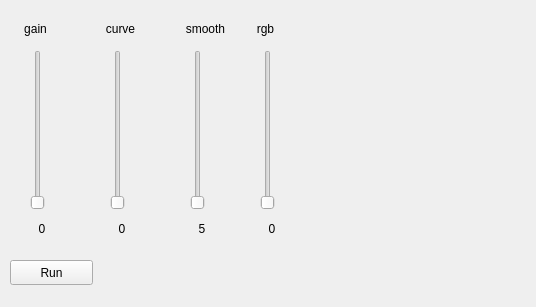
First picture: the form in berlin/ui/main.ui, repository kureta/zak_visuals, before the edit.
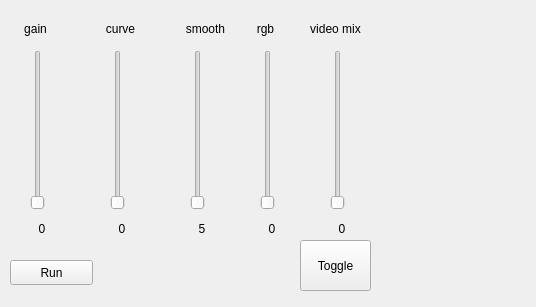
Second picture: the form after the edit.

Commit message: added video blending

Patch:
```diff
--- a/berlin/ui/main.ui
+++ b/berlin/ui/main.ui
@@ -231,6 +231,70 @@
      <set>Qt::AlignCenter</set>
     </property>
    </widget>
+   <widget class="QPushButton" name="video_mix_button">
+    <property name="geometry">
+     <rect>
+      <x>300</x>
+      <y>240</y>
+      <width>71</width>
+      <height>51</height>
+     </rect>
+    </property>
+    <property name="text">
+     <string>Toggle</string>
+    </property>
+   </widget>
+   <widget class="QLabel" name="label_6">
+    <property name="geometry">
+     <rect>
+      <x>300</x>
+      <y>20</y>
+      <width>71</width>
+      <height>17</height>
+     </rect>
+    </property>
+    <property name="text">
+     <string>video mix</string>
+    </property>
+    <property name="alignment">
+     <set>Qt::AlignCenter</set>
+    </property>
+   </widget>
+   <widget class="QLabel" name="video_mix_label">
+    <property name="geometry">
+     <rect>
+      <x>310</x>
+      <y>220</y>
+      <width>64</width>
+      <height>17</height>
+     </rect>
+    </property>
+    <property name="text">
+     <string>0</string>
+    </property>
+    <property name="alignment">
+     <set>Qt::AlignCenter</set>
+    </property>
+   </widget>
+   <widget class="QSlider" name="video_mix_slider">
+    <property name="geometry">
+     <rect>
+      <x>330</x>
+      <y>50</y>
+      <width>16</width>
+      <height>160</height>
+     </rect>
+    </property>
+    <property name="minimum">
+     <number>0</number>
+    </property>
+    <property name="maximum">
+     <number>1000</number>
+    </property>
+    <property name="orientation">
+     <enum>Qt::Vertical</enum>
+    </property>
+   </widget>
   </widget>
  </widget>
  <resources/>
```
The commit also changes 2 other files.
